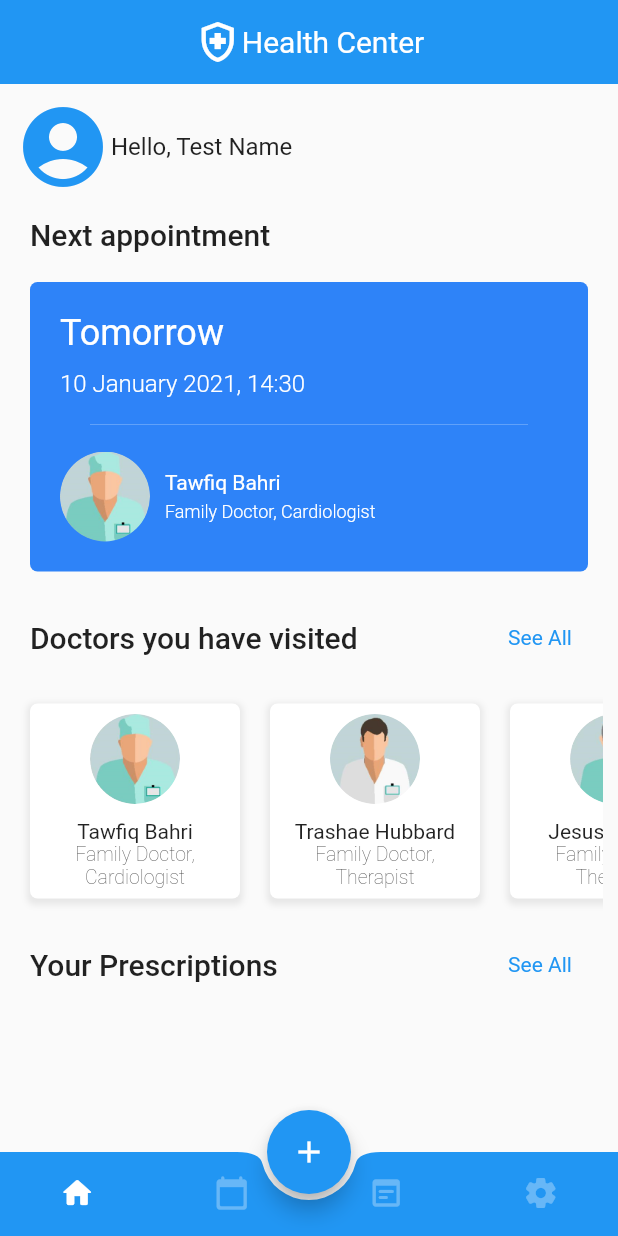
After one commit to emrebal98/Health_Center, a Flutter app: the BottomNavigator screen opened directly, on a phone screen of 412 x 824 dp. The commit adds this screen. Run offline on Flutter 3.47's test engine with Material 2 defaults, Android fonts, the phone set to English and light mode, and no system bars.

Commit message:
Home Page

```diff
--- /dev/null
+++ b/lib/helper/hex_color.dart
@@ -0,0 +1,10 @@
+import 'package:flutter/material.dart';
+
+class HexColor extends Color {
+  static int _getColor(String hex) {
+    String formattedHex = "FF" + hex.toUpperCase().replaceAll("#", "");
+    return int.parse(formattedHex, radix: 16);
+  }
+
+  HexColor(final String hex) : super(_getColor(hex));
+}
--- a/lib/main.dart
+++ b/lib/main.dart
@@ -1,6 +1,10 @@
 import 'package:flutter/material.dart';
+import 'user/bottom_navigator.dart';
+import 'package:flutter/services.dart';
 
 void main() {
+  WidgetsFlutterBinding.ensureInitialized();
+  SystemChrome.setEnabledSystemUIMode(SystemUiMode.immersiveSticky);
   runApp(const MyApp());
 }
 
@@ -105,7 +109,14 @@ class _MyHomePageState extends State<MyHomePage> {
                     foregroundColor:
                         MaterialStateProperty.all<Color>(Colors.white),
                   ),
-                  onPressed: null,
+                  onPressed: () {
+                    Navigator.push(
+                        context,
+                        MaterialPageRoute(
+                            builder: (context) => const BottomNavigator(
+                                  name: "Test Name",
+                                )));
+                  },
                   child: const Text("USER PAGE"))
             ],
           ),
--- /dev/null
+++ b/lib/user/bottom_navigator.dart
@@ -0,0 +1,151 @@
+import 'package:flutter/material.dart';
+import 'package:health_center/user/pages/home.dart';
+import 'package:health_center/user/pages/appointment.dart';
+import 'package:health_center/user/pages/perscription.dart';
+import 'package:health_center/user/pages/setting.dart';
+
+class BottomNavigator extends StatefulWidget {
+  const BottomNavigator({Key? key, required this.name});
+
+  // This widget is the home page of your application. It is stateful, meaning
+  // that it has a State object (defined below) that contains fields that affect
+  // how it looks.
+
+  // This class is the configuration for the state. It holds the values (in this
+  // case the title) provided by the parent (in this case the App widget) and
+  // used by the build method of the State. Fields in a Widget subclass are
+  // always marked "final".
+
+  final String name;
+
+  @override
+  _BottomNavigatorState createState() => _BottomNavigatorState();
+}
+
+class _BottomNavigatorState extends State<BottomNavigator> {
+  int _currentIndex = 0;
+
+  void _incrementTab(index) {
+    setState(() {
+      _currentIndex = index;
+    });
+  }
+
+  final List _screens = [
+    const HomeRoute(
+      userName: "Test Name",
+    ),
+    const AppointmentRoute(),
+    const PerscriptionRoute(),
+    const SettingRoute()
+  ];
+
+  @override
+  Widget build(BuildContext context) {
+    return Scaffold(
+      extendBody: true,
+      body: SafeArea(
+        bottom: false,
+        child: _screens[_currentIndex],
+      ),
+      floatingActionButtonLocation: FloatingActionButtonLocation.centerDocked,
+      floatingActionButton: Theme(
+        data: ThemeData(
+            splashColor: Colors.transparent,
+            highlightColor: Colors.transparent),
+        child: FloatingActionButton(
+          onPressed: () {
+            _incrementTab(
+                _currentIndex + 1 < 4 ? _currentIndex + 1 : _currentIndex = 0);
+          },
+          tooltip: "Increment",
+          child: const Icon(Icons.add),
+        ),
+      ),
+      bottomNavigationBar: BottomAppBar(
+        shape: const CircularNotchedRectangle(),
+        color: Theme.of(context).primaryColor.withAlpha(255),
+        // ↑ use .withAlpha(0) to debug/peek underneath ↑ BottomAppBar
+        elevation: 0, // ← removes slight shadow under FAB, hardly noticeable
+        // ↑ default elevation is 8. Peek it by setting color ↑ alpha to 0
+        // clipBehavior: Clip.antiAlias,
+
+        child: Theme(
+          data: ThemeData(
+              splashColor: Colors.transparent,
+              highlightColor: Colors.transparent),
+          child: BottomNavigationBar(
+            elevation: 0, // 0 removes ugly rectangular NavBar shadow
+            // CRITICAL ↓ a solid color here destroys FAB notch. Use alpha 0!
+            backgroundColor: Theme.of(context).primaryColor.withAlpha(0),
+            currentIndex: _currentIndex,
+            type: BottomNavigationBarType.fixed,
+            showSelectedLabels: false,
+            showUnselectedLabels: false,
+            unselectedItemColor:
+                Theme.of(context).colorScheme.onBackground.withAlpha(80),
+            selectedItemColor: Theme.of(context).colorScheme.onBackground,
+            items: const [
+              BottomNavigationBarItem(
+                icon: Icon(Icons.home_rounded),
+                label: "Home",
+              ),
+              BottomNavigationBarItem(
+                  icon: Icon(
+                    Icons.calendar_today_rounded,
+                  ),
+                  label: "Second"),
+              BottomNavigationBarItem(
+                  icon: Icon(
+                    Icons.wysiwyg_rounded,
+                  ),
+                  label: "Third"),
+              BottomNavigationBarItem(
+                  icon: Icon(
+                    Icons.settings_rounded,
+                  ),
+                  label: "Fourth")
+            ],
+            onTap: (index) {
+              _incrementTab(index);
+            },
+          ),
+        ),
+      ),
+
+      // bottomNavigationBar: BottomNavyBar(
+      //   selectedIndex: _currentIndex,
+      //   showElevation: true,
+      //   itemCornerRadius: 24,
+      //   curve: Curves.easeIn,
+      //   onItemSelected: (index) => setState(() => _currentIndex = index),
+      //   items: <BottomNavyBarItem>[
+      //     BottomNavyBarItem(
+      //       icon: const Icon(Icons.apps_rounded),
+      //       title: const Text("Home"),
+      //       activeColor: Colors.red,
+      //       textAlign: TextAlign.center,
+      //     ),
+      //     BottomNavyBarItem(
+      //       icon: const Icon(Icons.calendar_today_rounded),
+      //       title: const Text('Appointment'),
+      //       activeColor: Colors.purpleAccent,
+      //       textAlign: TextAlign.center,
+      //     ),
+      //     BottomNavyBarItem(
+      //       icon: const Icon(Icons.wysiwyg_rounded),
+      //       title: const Text('Perscription'),
+      //       activeColor: Colors.pink,
+      //       textAlign: TextAlign.center,
+      //     ),
+      //     BottomNavyBarItem(
+      //       icon: const Icon(Icons.settings_rounded),
+      //       title: const Text('Settings'),
+      //       activeColor: Colors.blue,
+      //       textAlign: TextAlign.center,
+      //     ),
+      //   ],
+      // ),
+    );
+  }
+}
--- /dev/null
+++ b/lib/user/pages/appointment.dart
@@ -0,0 +1,14 @@
+import 'package:flutter/material.dart';
+
+class AppointmentRoute extends StatelessWidget {
+  const AppointmentRoute({Key? key}) : super(key: key);
+
+  @override
+  Widget build(BuildContext context) {
+    return const Scaffold(
+      body: Center(
+        child: Text("Appointment Page"),
+      ),
+    );
+  }
+}
--- /dev/null
+++ b/lib/user/pages/home.dart
@@ -0,0 +1,277 @@
+import 'package:flutter/material.dart';
+import 'package:flutter/rendering.dart';
+import 'package:health_center/helper/hex_color.dart';
+
+class HomeRoute extends StatelessWidget {
+  const HomeRoute({Key? key, required this.userName}) : super(key: key);
+  final String userName;
+  @override
+  Widget build(BuildContext context) {
+    return Scaffold(
+        appBar: AppBar(
+          title: Row(
+            crossAxisAlignment: CrossAxisAlignment.center,
+            mainAxisAlignment: MainAxisAlignment.center,
+            children: const [
+              Icon(
+                Icons.health_and_safety_outlined,
+                size: 32,
+              ),
+              Text(
+                "Health Center",
+                style: TextStyle(fontSize: 20, fontWeight: FontWeight.w400),
+              )
+            ],
+          ),
+          backgroundColor: Colors.blue,
+          shadowColor: Colors.transparent,
+          automaticallyImplyLeading: false,
+        ),
+        body: ScrollConfiguration(
+          behavior: MyBehavior(),
+          child: ListView(
+            children: [
+              Column(
+                crossAxisAlignment: CrossAxisAlignment.start,
+                children: [
+                  Padding(
+                    padding: const EdgeInsets.only(top: 10, left: 10),
+                    child: Row(
+                      children: [
+                        const Icon(
+                          Icons.account_circle_rounded,
+                          size: 64,
+                          color: Colors.blue,
+                        ),
+                        Text(
+                          "Hello, " + userName,
+                          style: const TextStyle(
+                              fontSize: 16, fontWeight: FontWeight.w400),
+                        )
+                      ],
+                    ),
+                  ),
+                  const DividerTitle(
+                      title: "Next appointment",
+                      button: false,
+                      left: 20,
+                      top: 15,
+                      right: 0,
+                      bottom: 0),
+
+                  // Appointment Card
+                  Container(
+                    margin: const EdgeInsets.all(20),
+                    padding: const EdgeInsets.all(20),
+                    decoration: BoxDecoration(
+                        color: HexColor("#2E83F8"),
+                        borderRadius: BorderRadius.all(Radius.circular(5))),
+                    child: Column(
+                        crossAxisAlignment: CrossAxisAlignment.start,
+                        children: [
+                          const Text(
+                            "Tomorrow",
+                            style: TextStyle(color: Colors.white, fontSize: 24),
+                          ),
+                          const SizedBox(
+                            height: 10,
+                          ),
+                          const Text(
+                            "10 January 2021, 14:30",
+                            style: TextStyle(
+                                color: Colors.white,
+                                fontSize: 16,
+                                fontWeight: FontWeight.w300),
+                          ),
+                          const Padding(
+                            padding: EdgeInsets.symmetric(vertical: 10),
+                            child: Divider(
+                              color: Colors.white24,
+                              indent: 20,
+                              endIndent: 20,
+                            ),
+                          ),
+                          Row(
+                            children: [
+                              ClipOval(
+                                child: Image.asset(
+                                  "lib/images/doctor1.png",
+                                  height: 60,
+                                ),
+                              ),
+                              Padding(
+                                  padding: const EdgeInsets.only(left: 10),
+                                  child: Column(
+                                    crossAxisAlignment:
+                                        CrossAxisAlignment.start,
+                                    children: const [
+                                      Text(
+                                        "Tawfiq Bahri",
+                                        style: TextStyle(
+                                            color: Colors.white,
+                                            fontWeight: FontWeight.w400),
+                                      ),
+                                      SizedBox(
+                                        height: 5,
+                                      ),
+                                      Text(
+                                        "Family Doctor, Cardiologist",
+                                        style: TextStyle(
+                                            color: Colors.white,
+                                            fontSize: 12,
+                                            fontWeight: FontWeight.w300),
+                                      )
+                                    ],
+                                  ))
+                            ],
+                          )
+                        ]),
+                  ),
+
+                  const DividerTitle(
+                    title: "Doctors you have visited",
+                    button: true,
+                    top: 0,
+                    bottom: 5,
+                  ),
+                  Padding(
+                    padding: const EdgeInsets.symmetric(horizontal: 10),
+                    // ignore: sized_box_for_whitespace
+                    child: Container(
+                      height: 160,
+                      child: ListView(
+                        scrollDirection: Axis.horizontal,
+                        children: const [
+                          DoctorCard(
+                              imageName: "doctor1",
+                              doctorName: "Tawfiq Bahri",
+                              doctorDesc: "Family Doctor, Cardiologist"),
+                          DoctorCard(
+                              imageName: "doctor2",
+                              doctorName: "Trashae Hubbard",
+                              doctorDesc: "Family Doctor, Therapist"),
+                          DoctorCard(
+                              imageName: "doctor3",
+                              doctorName: "Jesus Moruga",
+                              doctorDesc: "Family Doctor, Therapist"),
+                          DoctorCard(
+                              imageName: "doctor4",
+                              doctorName: "Gabriel Moreira",
+                              doctorDesc: "Family Doctor, Therapist")
+                        ],
+                      ),
+                    ),
+                  ),
+                  const DividerTitle(
+                    title: "Your Prescriptions",
+                    button: true,
+                    top: 5,
+                  )
+                ],
+              )
+            ],
+          ),
+        ));
+  }
+}
+
+//Doctor Card
+class DoctorCard extends StatelessWidget {
+  const DoctorCard(
+      {Key? key,
+      required this.imageName,
+      required this.doctorName,
+      required this.doctorDesc})
+      : super(key: key);
+
+  final String imageName, doctorName, doctorDesc;
+
+  @override
+  Widget build(BuildContext context) {
+    return Container(
+      width: 140,
+      margin: const EdgeInsets.only(left: 10, top: 15, bottom: 15, right: 10),
+      padding: const EdgeInsets.all(5),
+      decoration: BoxDecoration(
+          color: Colors.white,
+          borderRadius: BorderRadius.all(Radius.circular(5)),
+          boxShadow: [
+            BoxShadow(
+              color: Colors.grey.withOpacity(0.2), //color of shadow
+              spreadRadius: 2, //spread radius
+              blurRadius: 3, // blur radius
+              offset: const Offset(0, 2), // changes position of shadow
+              //first paramerter of offset is left-right
+              //second parameter is top to down
+            ),
+          ]),
+      child: Column(
+        crossAxisAlignment: CrossAxisAlignment.center,
+        mainAxisAlignment: MainAxisAlignment.center,
+        children: [
+          ClipOval(
+            child: Image.asset(
+              "lib/images/" + imageName + ".png",
+              height: 60,
+            ),
+          ),
+          const SizedBox(
+            height: 10,
+          ),
+          Text(
+            doctorName,
+            style: TextStyle(fontWeight: FontWeight.w400),
+          ),
+          Text(doctorDesc,
+              textAlign: TextAlign.center,
+              style: TextStyle(fontWeight: FontWeight.w200, fontSize: 13))
+        ],
+      ),
+    );
+  }
+}
+
+//Divider Title
+class DividerTitle extends StatelessWidget {
+  const DividerTitle(
+      {Key? key,
+      required this.title,
+      required this.button,
+      this.left = 20,
+      this.top = 15,
+      this.right = 20,
+      this.bottom = 20})
+      : super(key: key);
+
+  final String title;
+  final bool button;
+  final double left, top, right, bottom;
+  @override
+  Widget build(BuildContext context) {
+    return Padding(
+      padding:
+          EdgeInsets.only(left: left, top: top, bottom: bottom, right: right),
+      child: Row(mainAxisAlignment: MainAxisAlignment.spaceBetween, children: [
+        Text(
+          title,
+          style: const TextStyle(fontSize: 20, fontWeight: FontWeight.w500),
+        ),
+        button
+            ? TextButton(
+                onPressed: () {},
+                child: const Text("See All",
+                    style: TextStyle(fontWeight: FontWeight.w400)))
+            : Container(),
+      ]),
+    );
+  }
+}
+
+// To remove scroll effect
+class MyBehavior extends ScrollBehavior {
+  @override
+  Widget buildViewportChrome(
+      BuildContext context, Widget child, AxisDirection axisDirection) {
+    return child;
+  }
+}
--- /dev/null
+++ b/lib/user/pages/perscription.dart
@@ -0,0 +1,14 @@
+import 'package:flutter/material.dart';
+
+class PerscriptionRoute extends StatelessWidget {
+  const PerscriptionRoute({Key? key}) : super(key: key);
+
+  @override
+  Widget build(BuildContext context) {
+    return const Scaffold(
+      body: Center(
+        child: Text("Perscription Page"),
+      ),
+    );
+  }
+}
--- /dev/null
+++ b/lib/user/pages/setting.dart
@@ -0,0 +1,14 @@
+import 'package:flutter/material.dart';
+
+class SettingRoute extends StatelessWidget {
+  const SettingRoute({Key? key}) : super(key: key);
+
+  @override
+  Widget build(BuildContext context) {
+    return const Scaffold(
+      body: Center(
+        child: Text("Setting Page"),
+      ),
+    );
+  }
+}
```
Also changed, not shown: pubspec.yaml (+47 -48 lines), lib/images/doctor1.png (added), lib/images/doctor2.png (added), lib/images/doctor3.png (added), lib/images/doctor4.png (added), lib/images/doctor5.png (added), lib/images/doctor6.png (added), lib/images/doctor7.png (added), lib/images/doctor8.png (added), lib/images/doctor9.png (added).
